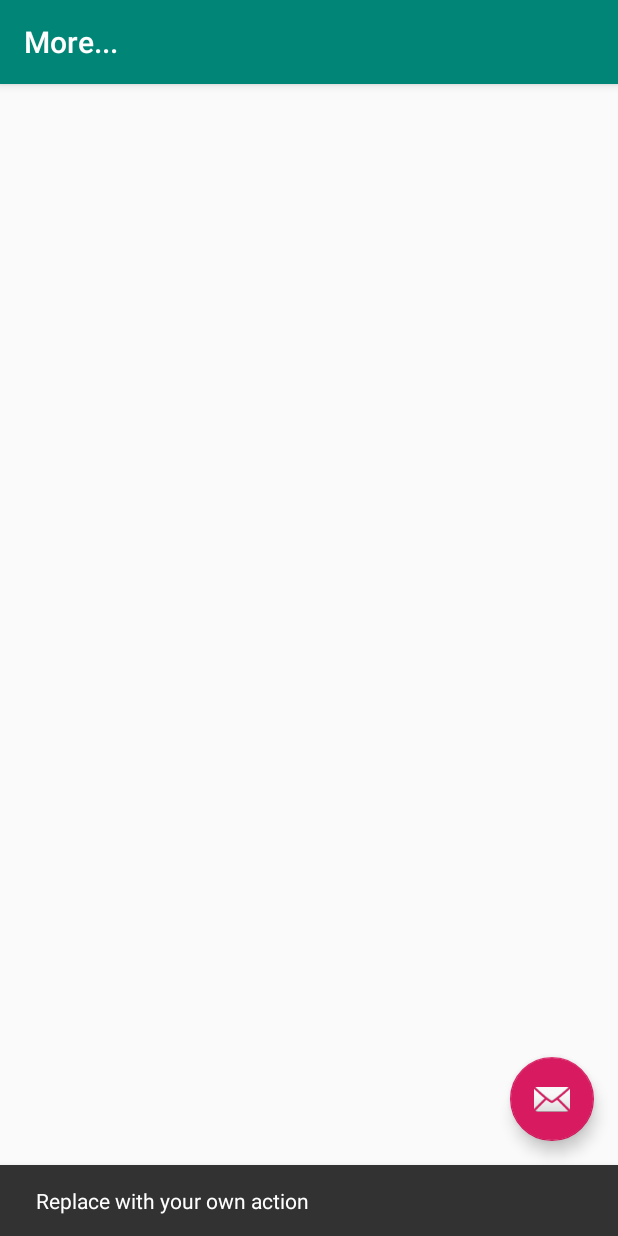
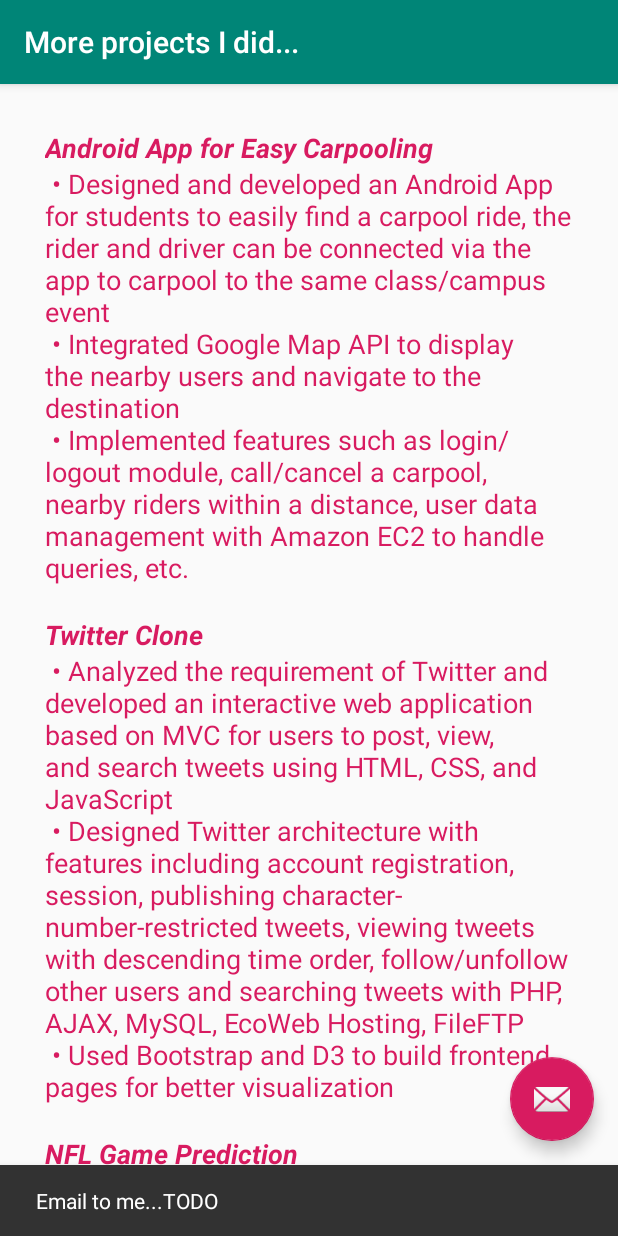
Before and after one commit to monicapharm/Know-about-Monica, an Android app: the SecondActivity screen opened directly, with no data from a screen before it, after a tap on an icon or button, on a phone screen of 412 x 824 dp. Run offline under Robolectric (Android 15) with nearby library versions, the phone set to English and light mode, and no system bars.

Commit message:
integrated projects content

```diff
--- a/app/src/main/java/edu/uw/liuqingm/knowaboutmonica/SecondActivity.java
+++ /dev/null
@@ -1,29 +0,0 @@
-package edu.uw.liuqingm.knowaboutmonica;
-
-import android.os.Bundle;
-import android.support.design.widget.FloatingActionButton;
-import android.support.design.widget.Snackbar;
-import android.support.v7.app.AppCompatActivity;
-import android.support.v7.widget.Toolbar;
-import android.view.View;
-
-public class SecondActivity extends AppCompatActivity {
-
-    @Override
-    protected void onCreate(Bundle savedInstanceState) {
-        super.onCreate(savedInstanceState);
-        setContentView(R.layout.activity_second);
-        Toolbar toolbar = (Toolbar) findViewById(R.id.toolbar);
-        setSupportActionBar(toolbar);
-
-        FloatingActionButton fab = (FloatingActionButton) findViewById(R.id.fab);
-        fab.setOnClickListener(new View.OnClickListener() {
-            @Override
-            public void onClick(View view) {
-                Snackbar.make(view, "Replace with your own action", Snackbar.LENGTH_LONG)
-                        .setAction("Action", null).show();
-            }
-        });
-    }
-
-}
--- /dev/null
+++ b/app/src/main/java/edu/uw/liuqingm/knowaboutmonica/SecondActivity.kt
@@ -0,0 +1,88 @@
+package edu.uw.liuqingm.knowaboutmonica
+
+import android.content.Context
+import android.os.Build
+import android.os.Bundle
+import android.support.design.widget.FloatingActionButton
+import android.support.design.widget.Snackbar
+import android.support.v7.app.AppCompatActivity
+import android.support.v7.widget.Toolbar
+import android.text.method.ScrollingMovementMethod
+import android.view.LayoutInflater
+import android.view.View
+import android.view.ViewGroup
+import android.widget.*
+
+class SecondActivity : AppCompatActivity() {
+
+    //private lateinit var adapter: ArrayAdapter<ProjectData>
+
+    override fun onCreate(savedInstanceState: Bundle?) {
+        super.onCreate(savedInstanceState)
+        setContentView(R.layout.activity_second)
+        val toolbar = findViewById<View>(R.id.toolbar) as Toolbar
+        setSupportActionBar(toolbar)
+
+        val projectContent = findViewById<TextView>(R.id.text_view)
+        projectContent!!.setMovementMethod(ScrollingMovementMethod())
+
+        //generateData()
+
+        val fab = findViewById<View>(R.id.fab) as FloatingActionButton
+        fab.setOnClickListener { view ->
+            Snackbar.make(view, "Email to me...TODO", Snackbar.LENGTH_LONG)
+                    .setAction("Action", null).show()
+        }
+    }
+//
+//    private fun generateData() {
+//        val arrayOfData = arrayListOf<ProjectData>()
+//        var projectData1 = ProjectData(R.drawable.carpool, "123")
+//        arrayOfData.add(projectData1)
+//
+//        var projectData2 = ProjectData(R.drawable.twitter, "234")
+//        arrayOfData.add(projectData2)
+//
+//        var projectData3 = ProjectData(R.drawable.nfl, "345")
+//        arrayOfData.add(projectData3)
+//
+//        adapter = ProjectAdapter(this, arrayOfData)
+//
+//        val listView = findViewById(R.id.list_view) as ListView
+//        listView.adapter = adapter
+//    }
+//
+//    class ProjectData(var icon : Int, var content: String) {
+////        companion object {
+////            val projects: ArrayList<ProjectData>
+////                get() {
+////                    val users = ArrayList<ProjectData>()
+////                    projects.add(ProjectData("Harry", "San Diego"))
+////                    projects.add(ProjectData("Marla", "San Francisco"))
+////                    projects.add(ProjectData("Marla", "San Francisco"))
+////                    projects.add(ProjectData("Marla", "San Francisco"))
+////                    return projects
+////                }
+////        }
+//    }
+//
+//    class ProjectAdapter(context: Context, data: ArrayList<SecondActivity.ProjectData>) : ArrayAdapter<SecondActivity.ProjectData>(context, 0, data) {
+//        override fun getView(position: Int, convertView: View?, parent: ViewGroup) : View {
+//            var convertView = convertView
+//            val data = getItem(position)
+//            if (convertView == null) {
+//                convertView = LayoutInflater.from(context).inflate(R.layout.project_item, parent, false)
+//            }
+//
+//            val tvName = convertView!!.findViewById(R.id.icon) as ImageView
+//            val tvHome = convertView!!.findViewById(R.id.text) as TextView
+//
+//            if (Build.VERSION.SDK_INT >= Build.VERSION_CODES.LOLLIPOP) {
+//                tvName.setImageDrawable(context.getDrawable(data.icon))
+//            }
+//            tvHome.setText(data.content)
+//
+//            return convertView
+//        }
+//    }
+}
--- a/app/src/main/res/layout/content_second.xml
+++ b/app/src/main/res/layout/content_second.xml
@@ -8,4 +8,16 @@
     tools:context=".SecondActivity"
     tools:showIn="@layout/activity_second">
 
+    <TextView
+        android:id="@+id/text_view"
+        android:layout_width="wrap_content"
+        android:layout_height="wrap_content"
+        android:text="@string/projects"
+        android:textColor="@color/colorAccent"
+        android:textSize="18dp"
+        android:scrollbars = "vertical"
+        android:padding="30dp"
+        >
+    </TextView>
+
 </android.support.constraint.ConstraintLayout>
--- a/app/src/main/res/values/strings.xml
+++ b/app/src/main/res/values/strings.xml
@@ -26,5 +26,29 @@ Web Development, Android Development, iOS Mobile Development, Machine Learning,
         \n<b><i>Associate Specialist in Digital Solution\nMedtronic Inc., Shanghai</i></b>
         \n• Analyzed over 2,000 Parkinson patients’ data using Python, used Tableau to create multi-metrics dashboards, driving business decisions on patients’ media preferences
         \n• Built new features within Medtronic’s official website and WeChat platforms resulting in 233% increase in the number of users, managed the development and testing of patient stories/videos’ web apps</string>
-    <string name="title_activity_second">More...</string>
+    <string name="title_activity_second">More projects I did...</string>
+    <string name="projects"><b><i>Android App for Easy Carpooling</i></b>\n
+        • Designed and developed an Android App for students to easily find a carpool ride, the rider and driver can
+        be connected via the app to carpool to the same class/campus event\n
+        • Integrated Google Map API to display the nearby users and navigate to the destination\n
+        • Implemented features such as login/logout module, call/cancel a carpool, nearby riders within a distance,
+        user data management with Amazon EC2 to handle queries, etc.\n
+        \n<b><i>Twitter Clone</i></b>\n
+        • Analyzed the requirement of Twitter and developed an interactive web application based on MVC for users
+        to post, view, and search tweets using HTML, CSS, and JavaScript\n
+        • Designed Twitter architecture with features including account registration, session, publishing character-
+        number-restricted tweets, viewing tweets with descending time order, follow/unfollow other users and
+        searching tweets with PHP, AJAX, MySQL, EcoWeb Hosting, FileFTP\n
+        • Used Bootstrap and D3 to build frontend pages for better visualization\n
+        \n<b><i>NFL Game Prediction</i></b>\n
+        • Trained a model of NFL team offensive and defensive quality to best matches the data from a collection of
+        NFL games using Java, implemented the coordinate descent algorithm to calculate the model parameters\n
+        • Tuned the parameters of the training model to avoid overfitting and minimize the errors\n
+        • Applied the trained model to simulate and predict the winning percentage of future NFL games\n
+        • Wrote Unit Test with Junit\n
+        \n<b><i>Tic-Tac-Toe App with AI</i></b>\n
+        • Designed and implemented an Android App for the users to play Tic-Tac-Toe game with computer AI\n
+        • Implemented the computer AI using a minimax tree-search algorithm and optimized searching with simple
+        pruning and alpha-beta pruning techniques
+    </string>
 </resources>
```
Also changed, not shown: app/src/main/java/edu/uw/liuqingm/knowaboutmonica/MainActivity.kt (+11 -1 lines), app/src/main/res/layout/project_item.xml (added, +30 -0 lines), app/src/main/res/drawable/carpool.png (added), app/src/main/res/drawable/nfl.png (added), app/src/main/res/drawable/twitter.png (added), 1 other file.
